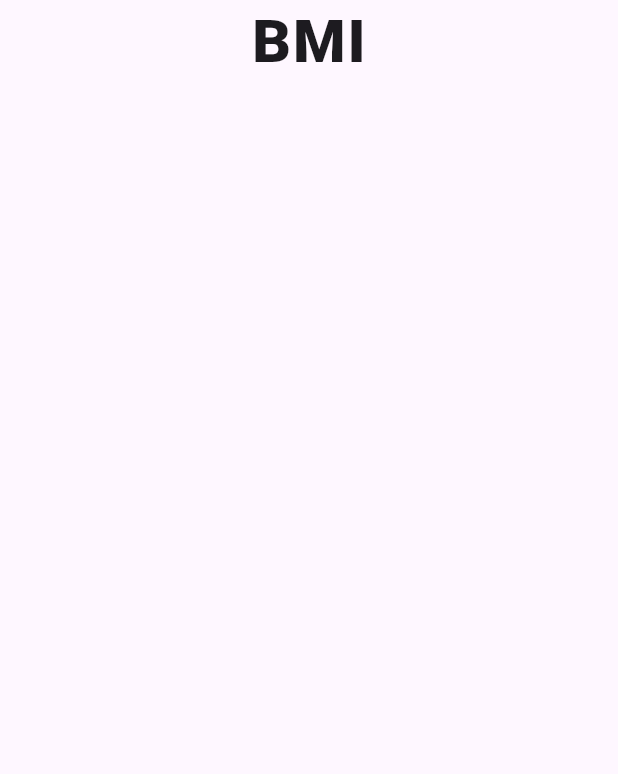
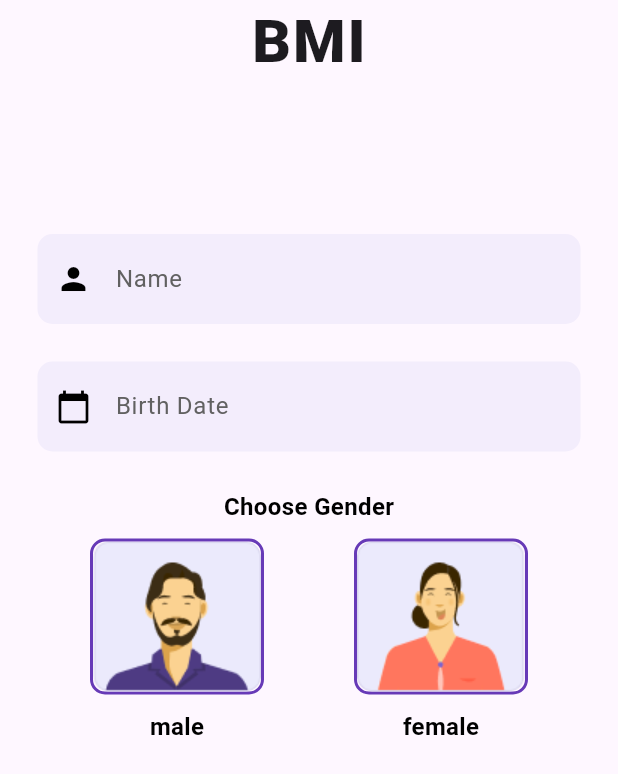
Before and after one commit to Mo123elsayed/BMI-simple-App, a Flutter app: the screen it shows after launch, after a tap on "Get Start", on a phone screen of 412 x 824 dp. Shown: the top 774 px of the screen. Run offline on Flutter 3.47's test engine with Material 3 defaults, Android fonts, the phone set to English and light mode, and no system bars.

Commit message:
GestureDetector widget

```diff
--- a/lib/core/screens/intro_screen.dart
+++ b/lib/core/screens/intro_screen.dart
@@ -3,6 +3,8 @@ import 'package:flutter/material.dart';
 
 class IntroScreen extends StatelessWidget {
   static const routeName = '/intro';
+
+  const IntroScreen({super.key});
 
   @override
   Widget build(BuildContext context) {
--- a/lib/core/screens/static_login_screen.dart
+++ b/lib/core/screens/static_login_screen.dart
@@ -1,11 +1,22 @@
 import 'package:flutter/material.dart';
 
-class StaticLoginScreen extends StatelessWidget {
+class StaticLoginScreen extends StatefulWidget {
   // const StaticLoginScreen({super.key});
   static const screenRoute = '/login-screen';
+
+  const StaticLoginScreen({super.key});
+
+  @override
+  State<StaticLoginScreen> createState() => _StaticLoginScreenState();
+}
+
+class _StaticLoginScreenState extends State<StaticLoginScreen> {
+  String selectedGender = '';
+  String value = '';
   @override
   Widget build(BuildContext context) {
     return Scaffold(
+      // backgroundColor: Colors.grey,
       appBar: AppBar(
         title: Center(
           child: Text(
@@ -19,7 +30,118 @@ class StaticLoginScreen extends StatelessWidget {
         ),
       ),
       body: Column(
-        children: [],
+        children: [
+          SizedBox(height: 100),
+          buildFormField(
+            labelText: 'Name',
+            icon: Icon(Icons.person, color: Colors.black),
+          ),
+          SizedBox(height: 25),
+          buildFormField(
+            labelText: 'Birth Date',
+            icon: Icon(Icons.calendar_today, color: Colors.black),
+          ),
+          SizedBox(height: 25),
+          Text(
+            "Choose Gender",
+            style: TextStyle(
+              fontSize: 16,
+              color: Colors.black,
+              fontWeight: FontWeight.w600,
+            ),
+          ),
+          SizedBox(height: 10),
+          Row(
+            mainAxisAlignment: MainAxisAlignment.spaceEvenly,
+            children: [
+              Column(
+                children: [
+                  buildGenderImage(
+                    image: Image.asset('assets/images/male.png'),
+                    value: 'male',
+                  ),
+                  SizedBox(height: 10),
+                  Text(
+                    "male",
+                    style: TextStyle(
+                      fontSize: 16,
+                      color: Colors.black,
+                      fontWeight: FontWeight.w600,
+                    ),
+                  ),
+                ],
+              ),
+              Column(
+                children: [
+                  buildGenderImage(
+                    image: Image.asset('assets/images/female.png'),
+                    value: 'female',
+                  ),
+                  SizedBox(height: 10),
+                  Text(
+                    "female",
+                    style: TextStyle(
+                      fontSize: 16,
+                      color: Colors.black,
+                      fontWeight: FontWeight.w600,
+                    ),
+                  ),
+                ],
+              ),
+            ],
+          ),
+        ],
+      ),
+    );
+  }
+
+  /// methods to retrun gender images and form fields
+  Widget buildGenderImage({Widget? image, String? value}) {
+    /// using GestureDetector to detect tap on the image
+    return GestureDetector(
+      onTap: () {
+        setState(() {
+          selectedGender = value!;
+        });
+      },
+      child: Container(
+        decoration: BoxDecoration(
+          borderRadius: BorderRadius.circular(10),
+          border: Border.all(color: Colors.deepPurple, width: 2.0),
+        ),
+        child: ClipRRect(borderRadius: BorderRadius.circular(10.0), child: image),
+      ),
+    );
+  }
+
+  /// method to return form fields
+  Widget buildFormField({String? labelText, Widget? icon}) {
+    return Padding(
+      padding: const EdgeInsets.only(left: 25.0, right: 25.0),
+
+      /// using TextFormField to create a form field
+      child: TextFormField(
+        decoration: InputDecoration(
+          labelText: '${labelText}',
+          labelStyle: TextStyle(color: Colors.grey[700], fontSize: 16),
+          floatingLabelStyle: TextStyle(
+            color: Colors.black,
+            fontSize: 20,
+            fontWeight: FontWeight.bold,
+          ),
+          filled: true,
+          fillColor: Color.fromRGBO(179, 178, 234, 0.15),
+          contentPadding: EdgeInsets.symmetric(
+            vertical: 18.0,
+            horizontal: 20.0,
+          ),
+          border: OutlineInputBorder(
+            borderRadius: BorderRadius.circular(10.0),
+            borderSide: BorderSide.none,
+          ),
+          prefixIcon: icon,
+        ),
+        style: TextStyle(fontSize: 16.0),
       ),
     );
   }
--- a/lib/main.dart
+++ b/lib/main.dart
@@ -9,6 +9,8 @@ void main() {
 /// we use context to access the widget tree
 /// and to get the current state of the widget
 class FirstApp extends StatelessWidget {
+  const FirstApp({super.key});
+
   // const MyApp({super.key});
 
   // This widget is the root of your application.
```
Also changed, not shown: assets/images/female.png (added), assets/images/male.png (added).
